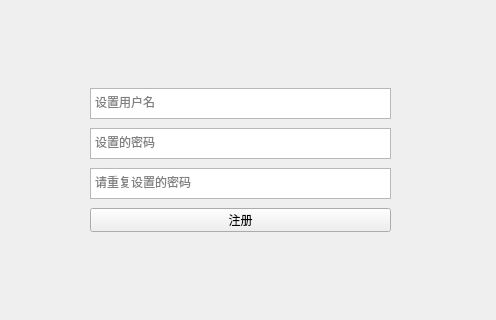
Qt form SignUpPage.ui (Luchanaaaaa/PlateDetect-QT-YOLOv5-LPRNe) before a commit; both pictures show x 390 to 886 and y 142 to 462 of the 886 by 625 pixel window.
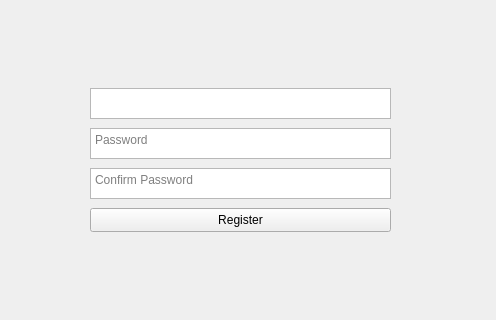
The same form after that commit. Icons and pictures are not drawn.

What changed in the file:
```diff
--- a/SignUpPage.ui
+++ b/SignUpPage.ui
@@ -23,8 +23,11 @@
       <height>31</height>
      </rect>
     </property>
+    <property name="plainText">
+     <string/>
+    </property>
     <property name="placeholderText">
-     <string>设置用户名</string>
+     <string>Username</string>
     </property>
    </widget>
    <widget class="QPlainTextEdit" name="PassWordInputBox">
@@ -37,7 +40,7 @@
      </rect>
     </property>
     <property name="placeholderText">
-     <string>设置的密码</string>
+     <string>Password</string>
     </property>
    </widget>
    <widget class="QPushButton" name="SignUpButton">
@@ -50,7 +53,7 @@
      </rect>
     </property>
     <property name="text">
-     <string>注册</string>
+     <string>Register</string>
     </property>
    </widget>
    <widget class="QPlainTextEdit" name="PassWordInputBox_Confirm">
@@ -63,7 +66,7 @@
      </rect>
     </property>
     <property name="placeholderText">
-     <string>请重复设置的密码</string>
+     <string>Confirm Password</string>
     </property>
    </widget>
    <widget class="QLabel" name="BackGroundLabel">
```
Left out of the diff: 2 changed lines with no effect on the pictures.
